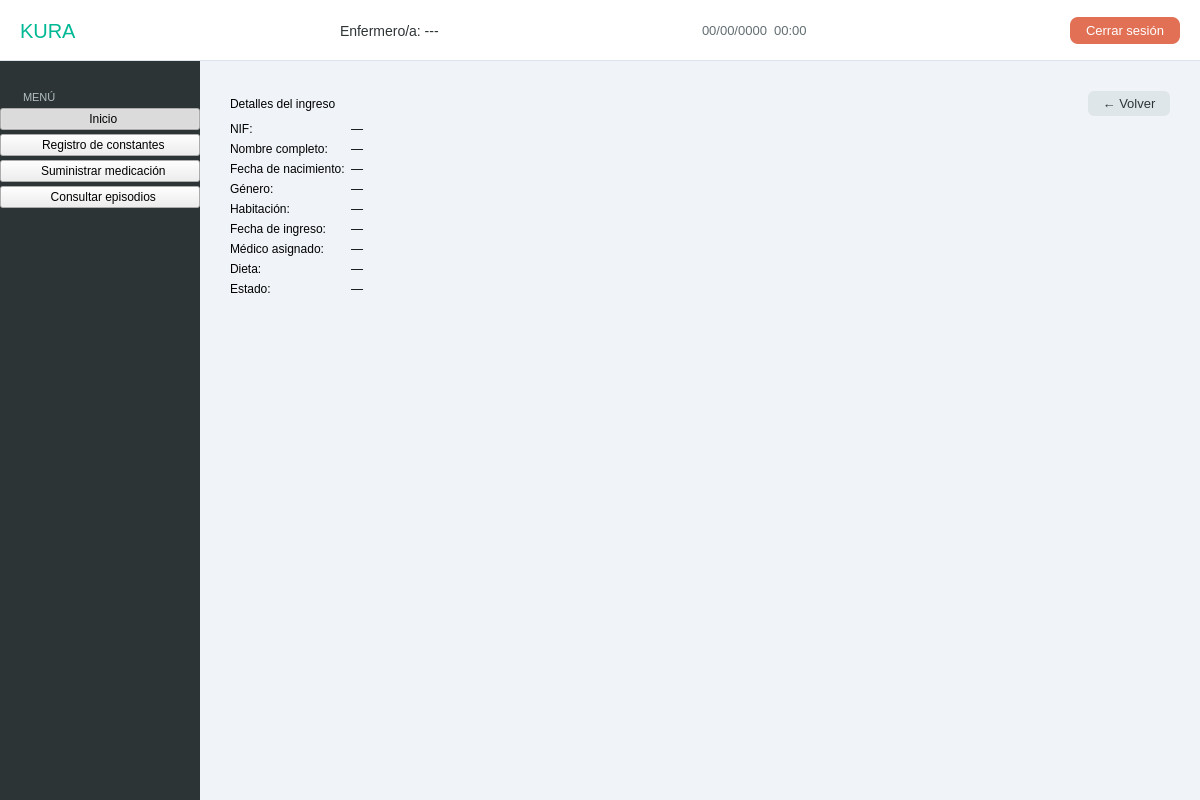
This is src/vista/Ui/VistaEnfermero.ui in hgarcg04/software-engineering as Qt 5 draws it before an edit. The edited form follows.
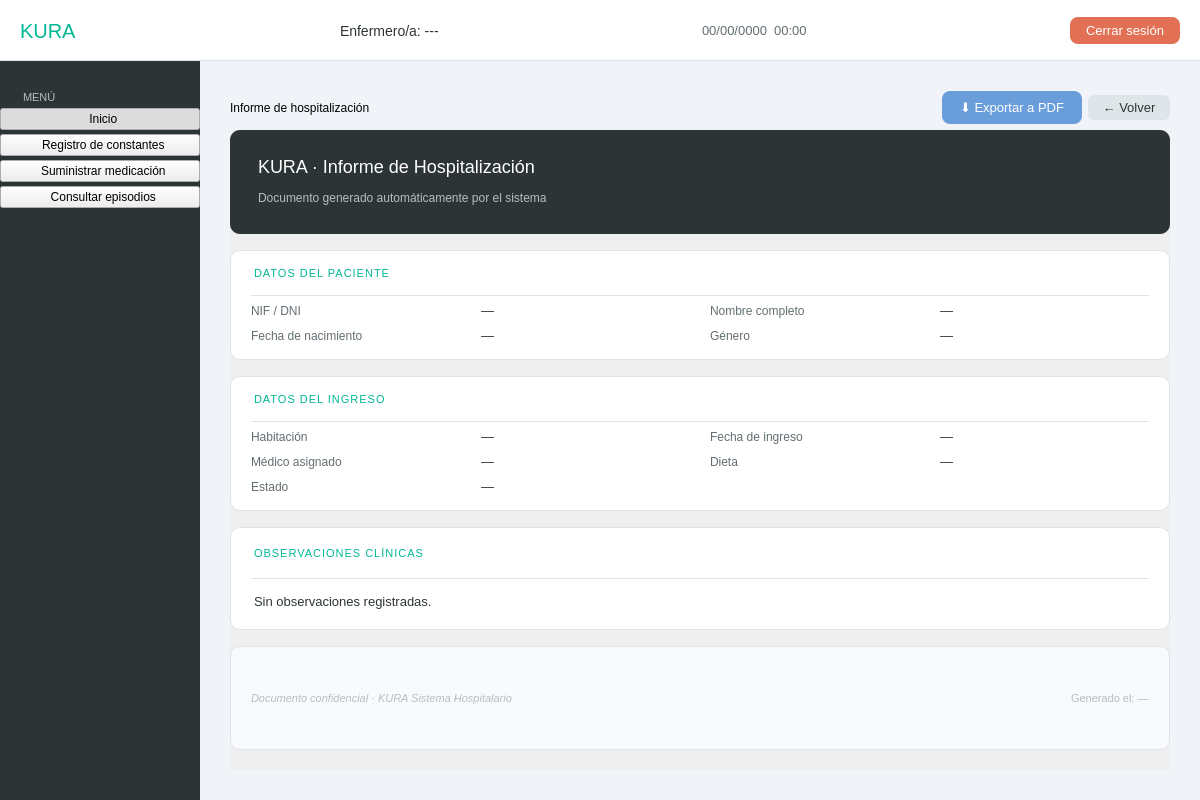
This is the edited form. The open tabs and pages were chosen to show the change.

Commit message: Avanzando enfermeros

What changed in the file:
```diff
--- a/src/vista/Ui/VistaEnfermero.ui
+++ b/src/vista/Ui/VistaEnfermero.ui
@@ -1525,12 +1525,12 @@
             <item>
              <widget class="QLabel" name="lbl_section_title">
               <property name="text">
-               <string>Detalles del ingreso</string>
+               <string>Informe de hospitalización</string>
               </property>
              </widget>
             </item>
             <item>
-             <spacer name="horizontalSpacer_3">
+             <spacer>
               <property name="orientation">
                <enum>Qt::Horizontal</enum>
               </property>
@@ -1542,6 +1542,26 @@
               </property>
              </spacer>
             </item>
+            <item>
+             <widget class="QPushButton" name="btn_exportar_pdf">
+              <property name="text">
+               <string>⬇ Exportar a PDF</string>
+              </property>
+              <property name="styleSheet">
+               <string>
+                #btn_exportar_pdf {
+                    background-color: #6a9edb;
+                    color: white;
+                    border-radius: 8px;
+                    padding: 8px 18px;
+                    font-family: 'Segoe UI Semibold';
+                    font-size: 13px;
+                }
+                #btn_exportar_pdf:hover { background-color: #4a7ec0; }
+               </string>
+              </property>
+             </widget>
+            </item>
             <item>
              <widget class="QPushButton" name="btn_cerrar_detalles_ingreso">
               <property name="text">
@@ -1552,148 +1572,365 @@
            </layout>
           </item>
           <item>
-           <layout class="QFormLayout" name="formDetalles">
-            <item row="0" column="0">
-             <widget class="QLabel" name="label">
-              <property name="text">
-               <string>NIF:</string>
+           <widget class="QScrollArea" name="scroll_informe">
+            <property name="widgetResizable">
+             <bool>true</bool>
+            </property>
+            <property name="styleSheet">
+             <string>
+              QScrollArea { border: none; background-color: #f0f4f8; }
+             </string>
+            </property>
+            <widget class="QWidget" name="scroll_contents">
+             <layout class="QVBoxLayout" name="scrollLayout">
+              <property name="leftMargin">
+               <number>0</number>
               </property>
-             </widget>
-            </item>
-            <item row="0" column="1">
-             <widget class="QLabel" name="lbl_det_nif">
-              <property name="text">
-               <string>—</string>
+              <property name="topMargin">
+               <number>0</number>
               </property>
-             </widget>
-            </item>
-            <item row="1" column="0">
-             <widget class="QLabel" name="label">
-              <property name="text">
-               <string>Nombre completo:</string>
+              <property name="rightMargin">
+               <number>0</number>
               </property>
-             </widget>
-            </item>
-            <item row="1" column="1">
-             <widget class="QLabel" name="lbl_det_nombre">
-              <property name="text">
-               <string>—</string>
+              <property name="bottomMargin">
+               <number>20</number>
               </property>
-             </widget>
-            </item>
-            <item row="2" column="0">
-             <widget class="QLabel" name="label">
-              <property name="text">
-               <string>Fecha de nacimiento:</string>
+              <property name="spacing">
+               <number>16</number>
               </property>
-             </widget>
-            </item>
-            <item row="2" column="1">
-             <widget class="QLabel" name="lbl_det_fnac">
-              <property name="text">
-               <string>—</string>
-              </property>
-             </widget>
-            </item>
-            <item row="3" column="0">
-             <widget class="QLabel" name="label">
-              <property name="text">
-               <string>Género:</string>
-              </property>
-             </widget>
-            </item>
-            <item row="3" column="1">
-             <widget class="QLabel" name="lbl_det_genero">
-              <property name="text">
-               <string>—</string>
-              </property>
-             </widget>
-            </item>
-            <item row="4" column="0">
-             <widget class="QLabel" name="label">
-              <property name="text">
-               <string>Habitación:</string>
-              </property>
-             </widget>
-            </item>
-            <item row="4" column="1">
-             <widget class="QLabel" name="lbl_det_habitacion">
-              <property name="text">
-               <string>—</string>
-              </property>
-             </widget>
-            </item>
-            <item row="5" column="0">
-             <widget class="QLabel" name="label">
-              <property name="text">
-               <string>Fecha de ingreso:</string>
-              </property>
-             </widget>
-            </item>
-            <item row="5" column="1">
-             <widget class="QLabel" name="lbl_det_fingreso">
-              <property name="text">
-               <string>—</string>
-              </property>
-             </widget>
-            </item>
-            <item row="6" column="0">
-             <widget class="QLabel" name="label">
-              <property name="text">
-               <string>Médico asignado:</string>
-              </property>
-             </widget>
-            </item>
-            <item row="6" column="1">
-             <widget class="QLabel" name="lbl_det_medico">
-              <property name="text">
-               <string>—</string>
-              </property>
-             </widget>
-            </item>
-            <item row="7" column="0">
-             <widget class="QLabel" name="label">
-              <property name="text">
-               <string>Dieta:</string>
-              </property>
-             </widget>
-            </item>
-            <item row="7" column="1">
-             <widget class="QLabel" name="lbl_det_dieta">
-              <property name="text">
-               <string>—</string>
-              </property>
-             </widget>
-            </item>
-            <item row="8" column="0">
-             <widget class="QLabel" name="label">
-              <property name="text">
-               <string>Estado:</string>
-              </property>
-             </widget>
-            </item>
-            <item row="8" column="1">
-             <widget class="QLabel" name="lbl_det_estado">
-              <property name="text">
-               <string>—</string>
-              </property>
-             </widget>
-            </item>
-           </layout>
+
+              <!-- CABECERA DEL INFORME -->
+              <item>
+               <widget class="QFrame" name="frame_cabecera_informe">
+                <property name="styleSheet">
+                 <string>
+                  #frame_cabecera_informe {
+                      background-color: #2d3436;
+                      border-radius: 10px;
+                      padding: 8px;
+                  }
+                 </string>
+                </property>
+                <layout class="QVBoxLayout">
+                 <property name="leftMargin"><number>20</number></property>
+                 <property name="topMargin"><number>16</number></property>
+                 <property name="rightMargin"><number>20</number></property>
+                 <property name="bottomMargin"><number>16</number></property>
+                 <item>
+                  <widget class="QLabel" name="lbl_inf_titulo">
+                   <property name="text">
+                    <string>KURA · Informe de Hospitalización</string>
+                   </property>
+                   <property name="styleSheet">
+                    <string>color: #ffffff; font-family: 'Segoe UI Black'; font-size: 18px;</string>
+                   </property>
+                  </widget>
+                 </item>
+                 <item>
+                  <widget class="QLabel" name="lbl_inf_subtitulo">
+                   <property name="text">
+                    <string>Documento generado automáticamente por el sistema</string>
+                   </property>
+                   <property name="styleSheet">
+                    <string>color: #b2bec3; font-family: 'Segoe UI'; font-size: 12px;</string>
+                   </property>
+                  </widget>
+                 </item>
+                </layout>
+               </widget>
+              </item>
+
+              <!-- SECCIÓN: DATOS DEL PACIENTE -->
+              <item>
+               <widget class="QFrame" name="frame_sec_paciente">
+                <property name="styleSheet">
+                 <string>
+                  #frame_sec_paciente {
+                      background-color: #ffffff;
+                      border: 1px solid #dde3ea;
+                      border-radius: 10px;
+                  }
+                 </string>
+                </property>
+                <layout class="QVBoxLayout">
+                 <property name="leftMargin"><number>20</number></property>
+                 <property name="topMargin"><number>16</number></property>
+                 <property name="rightMargin"><number>20</number></property>
+                 <property name="bottomMargin"><number>16</number></property>
+                 <item>
+                  <widget class="QLabel">
+                   <property name="text"><string>DATOS DEL PACIENTE</string></property>
+                   <property name="styleSheet">
+                    <string>font-family: 'Segoe UI Semibold'; font-size: 11px; color: #00b894; letter-spacing: 1px; padding-bottom: 8px;</string>
+                   </property>
+                  </widget>
+                 </item>
+                 <item>
+                  <widget class="QFrame">
+                   <property name="frameShape"><enum>QFrame::HLine</enum></property>
+                   <property name="styleSheet"><string>color: #dde3ea;</string></property>
+                  </widget>
+                 </item>
+                 <item>
+                  <layout class="QGridLayout" name="gridPaciente">
+                   <property name="verticalSpacing"><number>10</number></property>
+                   <property name="horizontalSpacing"><number>20</number></property>
+
+                   <item row="0" column="0">
+                    <widget class="QLabel">
+                     <property name="text"><string>NIF / DNI</string></property>
+                     <property name="styleSheet"><string>color: #636e72; font-size: 12px;</string></property>
+                    </widget>
+                   </item>
+                   <item row="0" column="1">
+                    <widget class="QLabel" name="lbl_det_nif">
+                     <property name="text"><string>—</string></property>
+                     <property name="styleSheet"><string>font-family: 'Segoe UI Semibold'; font-size: 13px; color: #2d3436;</string></property>
+                    </widget>
+                   </item>
+
+                   <item row="0" column="2">
+                    <widget class="QLabel">
+                     <property name="text"><string>Nombre completo</string></property>
+                     <property name="styleSheet"><string>color: #636e72; font-size: 12px;</string></property>
+                    </widget>
+                   </item>
+                   <item row="0" column="3">
+                    <widget class="QLabel" name="lbl_det_nombre">
+                     <property name="text"><string>—</string></property>
+                     <property name="styleSheet"><string>font-family: 'Segoe UI Semibold'; font-size: 13px; color: #2d3436;</string></property>
+                    </widget>
+                   </item>
+
+                   <item row="1" column="0">
+                    <widget class="QLabel">
+                     <property name="text"><string>Fecha de nacimiento</string></property>
+                     <property name="styleSheet"><string>color: #636e72; font-size: 12px;</string></property>
+                    </widget>
+                   </item>
+                   <item row="1" column="1">
+                    <widget class="QLabel" name="lbl_det_fnac">
+                     <property name="text"><string>—</string></property>
+                     <property name="styleSheet"><string>font-family: 'Segoe UI Semibold'; font-size: 13px; color: #2d3436;</string></property>
+                    </widget>
+                   </item>
+
+                   <item row="1" column="2">
+                    <widget class="QLabel">
+                     <property name="text"><string>Género</string></property>
+                     <property name="styleSheet"><string>color: #636e72; font-size: 12px;</string></property>
+                    </widget>
+                   </item>
+                   <item row="1" column="3">
+                    <widget class="QLabel" name="lbl_det_genero">
+                     <property name="text"><string>—</string></property>
+                     <property name="styleSheet"><string>font-family: 'Segoe UI Semibold'; font-size: 13px; color: #2d3436;</string></property>
+                    </widget>
+                   </item>
+
+                  </layout>
+                 </item>
+                </layout>
+               </widget>
+              </item>
+
+              <!-- SECCIÓN: DATOS DEL INGRESO -->
+              <item>
+               <widget class="QFrame" name="frame_sec_ingreso">
+                <property name="styleSheet">
+                 <string>
+                  #frame_sec_ingreso {
+                      background-color: #ffffff;
+                      border: 1px solid #dde3ea;
+                      border-radius: 10px;
+                  }
+                 </string>
+                </property>
+                <layout class="QVBoxLayout">
+                 <property name="leftMargin"><number>20</number></property>
+                 <property name="topMargin"><number>16</number></property>
+                 <property name="rightMargin"><number>20</number></property>
+                 <property name="bottomMargin"><number>16</number></property>
+                 <item>
+                  <widget class="QLabel">
+                   <property name="text"><string>DATOS DEL INGRESO</string></property>
+                   <property name="styleSheet">
+                    <string>font-family: 'Segoe UI Semibold'; font-size: 11px; color: #00b894; letter-spacing: 1px; padding-bottom: 8px;</string>
+                   </property>
+                  </widget>
+                 </item>
+                 <item>
+                  <widget class="QFrame">
+                   <property name="frameShape"><enum>QFrame::HLine</enum></property>
+                   <property name="styleSheet"><string>color: #dde3ea;</string></property>
+                  </widget>
+                 </item>
+                 <item>
+                  <layout class="QGridLayout" name="gridIngreso">
+                   <property name="verticalSpacing"><number>10</number></property>
+                   <property name="horizontalSpacing"><number>20</number></property>
+
+                   <item row="0" column="0">
+                    <widget class="QLabel">
+                     <property name="text"><string>Habitación</string></property>
+                     <property name="styleSheet"><string>color: #636e72; font-size: 12px;</string></property>
+                    </widget>
+                   </item>
+                   <item row="0" column="1">
+                    <widget class="QLabel" name="lbl_det_habitacion">
+                     <property name="text"><string>—</string></property>
+                     <property name="styleSheet"><string>font-family: 'Segoe UI Semibold'; font-size: 13px; color: #2d3436;</string></property>
+                    </widget>
+                   </item>
+
+                   <item row="0" column="2">
+                    <widget class="QLabel">
+                     <property name="text"><string>Fecha de ingreso</string></property>
+                     <property name="styleSheet"><string>color: #636e72; font-size: 12px;</string></property>
+                    </widget>
+                   </item>
+                   <item row="0" column="3">
+                    <widget class="QLabel" name="lbl_det_fingreso">
+                     <property name="text"><string>—</string></property>
+                     <property name="styleSheet"><string>font-family: 'Segoe UI Semibold'; font-size: 13px; color: #2d3436;</string></property>
+                    </widget>
+                   </item>
+
+                   <item row="1" column="0">
+                    <widget class="QLabel">
+                     <property name="text"><string>Médico asignado</string></property>
+                     <property name="styleSheet"><string>color: #636e72; font-size: 12px;</string></property>
+                    </widget>
+                   </item>
+                   <item row="1" column="1">
+                    <widget class="QLabel" name="lbl_det_medico">
+                     <property name="text"><string>—</string></property>
+                     <property name="styleSheet"><string>font-family: 'Segoe UI Semibold'; font-size: 13px; color: #2d3436;</string></property>
+                    </widget>
+                   </item>
+
+                   <item row="1" column="2">
+                    <widget class="QLabel">
+                     <property name="text"><string>Dieta</string></property>
+                     <property name="styleSheet"><string>color: #636e72; font-size: 12px;</string></property>
+                    </widget>
+                   </item>
+                   <item row="1" column="3">
+                    <widget class="QLabel" name="lbl_det_dieta">
+                     <property name="text"><string>—</string></property>
+                     <property name="styleSheet"><string>font-family: 'Segoe UI Semibold'; font-size: 13px; color: #2d3436;</string></property>
+                    </widget>
+                   </item>
+
+                   <item row="2" column="0">
+                    <widget class="QLabel">
+                     <property name="text"><string>Estado</string></property>
+                     <property name="styleSheet"><string>color: #636e72; font-size: 12px;</string></property>
+                    </widget>
+                   </item>
+                   <item row="2" column="1">
+                    <widget class="QLabel" name="lbl_det_estado">
+                     <property name="text"><string>—</string></property>
+                     <property name="styleSheet"><string>font-family: 'Segoe UI Semibold'; font-size: 13px; color: #2d3436;</string></property>
+                    </widget>
+                   </item>
+
+                  </layout>
+                 </item>
+                </layout>
+               </widget>
+              </item>
+
+              <!-- SECCIÓN: OBSERVACIONES / NOTAS -->
+              <item>
+               <widget class="QFrame" name="frame_sec_notas">
+                <property name="styleSheet">
+                 <string>
+                  #frame_sec_notas {
+                      background-color: #ffffff;
+                      border: 1px solid #dde3ea;
+                      border-radius: 10px;
+                  }
+                 </string>
+                </property>
+                <layout class="QVBoxLayout">
+                 <property name="leftMargin"><number>20</number></property>
+                 <property name="topMargin"><number>16</number></property>
+                 <property name="rightMargin"><number>20</number></property>
+                 <property name="bottomMargin"><number>16</number></property>
+                 <item>
+                  <widget class="QLabel">
+                   <property name="text"><string>OBSERVACIONES CLÍNICAS</string></property>
+                   <property name="styleSheet">
+                    <string>font-family: 'Segoe UI Semibold'; font-size: 11px; color: #00b894; letter-spacing: 1px; padding-bottom: 8px;</string>
+                   </property>
+                  </widget>
+                 </item>
+                 <item>
+                  <widget class="QFrame">
+                   <property name="frameShape"><enum>QFrame::HLine</enum></property>
+                   <property name="styleSheet"><string>color: #dde3ea;</string></property>
+                  </widget>
+                 </item>
+                 <item>
+                  <widget class="QLabel" name="lbl_det_observaciones">
+                   <property name="text"><string>Sin observaciones registradas.</string></property>
+                   <property name="wordWrap"><bool>true</bool></property>
+                   <property name="styleSheet">
+                    <string>font-family: 'Segoe UI'; font-size: 13px; color: #2d3436; padding-top: 4px;</string>
+                   </property>
+                  </widget>
+                 </item>
+                </layout>
+               </widget>
+              </item>
+
+              <!-- PIE DEL INFORME -->
+              <item>
+               <widget class="QFrame" name="frame_pie_informe">
+                <property name="styleSheet">
+                 <string>
+                  #frame_pie_informe {
+                      background-color: #f8fafc;
+                      border: 1px solid #dde3ea;
+                      border-radius: 10px;
+                  }
+                 </string>
+                </property>
+                <layout class="QHBoxLayout">
+                 <property name="leftMargin"><number>20</number></property>
+                 <property name="topMargin"><number>12</number></property>
+                 <property name="rightMargin"><number>20</number></property>
+                 <property name="bottomMargin"><number>12</number></property>
+                 <item>
+                  <widget class="QLabel" name="lbl_inf_pie">
+                   <property name="text"><string>Documento confidencial · KURA Sistema Hospitalario</string></property>
+                   <property name="styleSheet"><string>color: #b2bec3; font-size: 11px; font-style: italic;</string></property>
+                  </widget>
+                 </item>
+                 <item>
+                  <spacer>
+                   <property name="orientation"><enum>Qt::Horizontal</enum></property>
+                   <property name="sizeHint" stdset="0">
+                    <size><width>40</width><height>20</height></size>
+                   </property>
+                  </spacer>
+                 </item>
+                 <item>
+                  <widget class="QLabel" name="lbl_inf_fecha_gen">
+                   <property name="text"><string>Generado el: —</string></property>
+                   <property name="styleSheet"><string>color: #b2bec3; font-size: 11px;</string></property>
+                  </widget>
+                 </item>
+                </layout>
+               </widget>
+              </item>
+
+             </layout>
+            </widget>
+           </widget>
           </item>
-          <item>
-           <spacer>
-            <property name="orientation">
-             <enum>Qt::Vertical</enum>
-            </property>
-            <property name="sizeHint" stdset="0">
-             <size>
-              <width>0</width>
-              <height>0</height>
-             </size>
-            </property>
-           </spacer>
-          </item>
+
          </layout>
         </widget>
        </widget>
```
Left out of the diff: 4 changed lines with no effect on the pictures. The commit also changes 2 other files.
